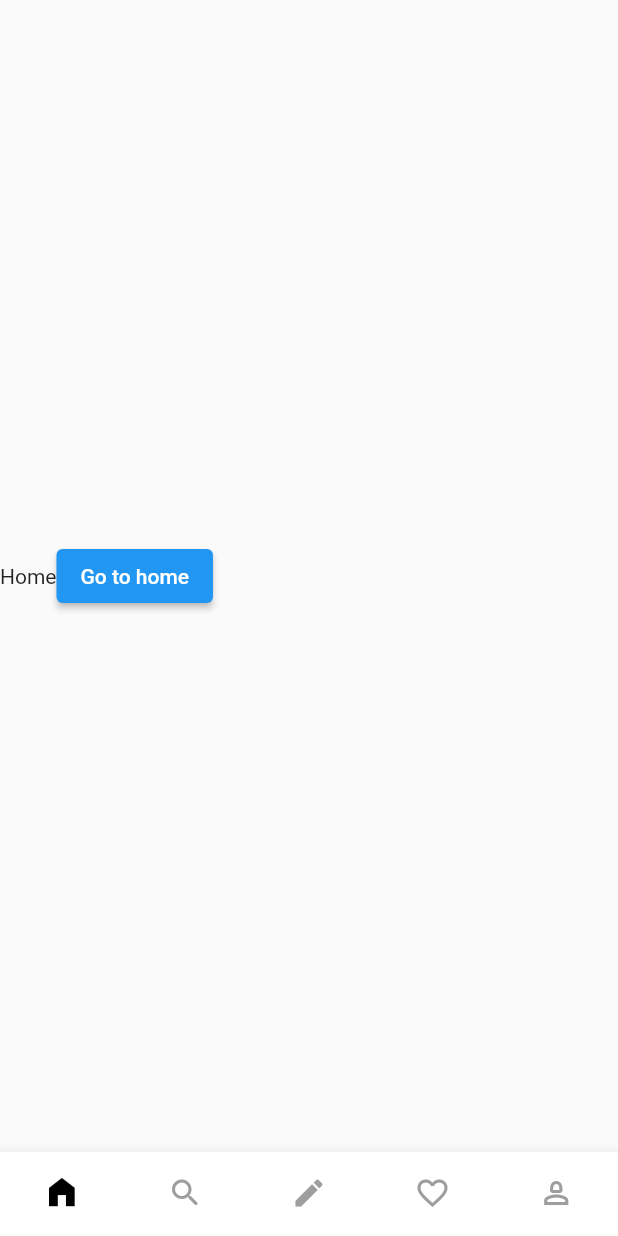
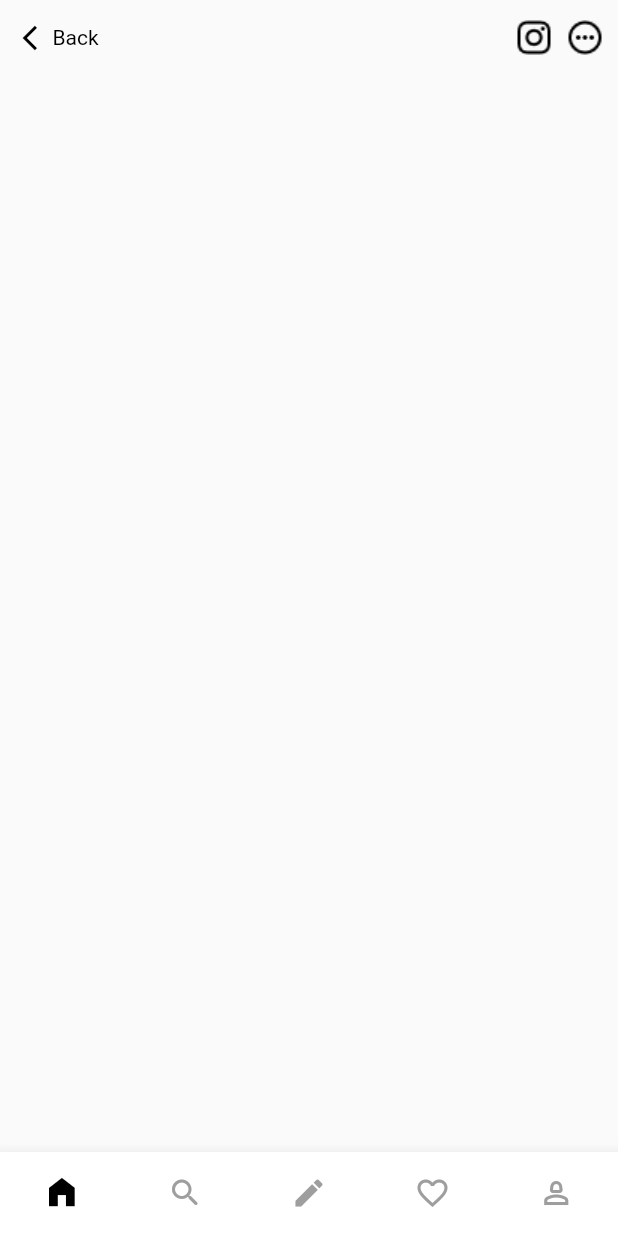
Before and after one commit to mart-anthony-stark/flutter_threads_UI_clone, a Flutter app: the screen it shows after launch, on a phone screen of 412 x 824 dp. Run offline on Flutter 3.47's test engine with Material 2 defaults, Android fonts, the phone set to English and light mode, and no system bars.

Commit message:
Add: app bar

```diff
--- a/lib/screens/home_screen.dart
+++ b/lib/screens/home_screen.dart
@@ -1,5 +1,6 @@
 import 'package:flutter/material.dart';
 import 'package:threads_clone/layouts/main_layout.dart';
+import 'package:threads_clone/widgets/threads_app_bar.dart';
 
 class HomeScreen extends StatelessWidget {
   const HomeScreen({super.key});
@@ -9,17 +10,13 @@ class HomeScreen extends StatelessWidget {
   @override
   Widget build(BuildContext context) {
     return Scaffold(
+      appBar: PreferredSize(
+        preferredSize: Size.fromHeight(95.0),
+        child: ThreadsAppBar(),
+      ),
       body: Center(
         child: Row(
-          children: [
-            const Text("Home"),
-            ElevatedButton(
-                onPressed: () {
-                  Navigator.of(context)
-                      .pushReplacementNamed(MainLayout.routeName);
-                },
-                child: const Text("Go to home"))
-          ],
+          children: [],
         ),
       ),
     );
--- /dev/null
+++ b/lib/widgets/threads_app_bar.dart
@@ -0,0 +1,49 @@
+import 'package:flutter/material.dart';
+
+class ThreadsAppBar extends StatelessWidget {
+  const ThreadsAppBar({super.key});
+
+  @override
+  Widget build(BuildContext context) {
+    return Padding(
+      padding: const EdgeInsets.all(10),
+      child: Row(
+        mainAxisAlignment: MainAxisAlignment.spaceBetween,
+        children: [
+          InkWell(
+            onTap: () {},
+            child: Ink(
+              padding: const EdgeInsets.all(5),
+              child: const Row(
+                children: [
+                  Icon(
+                    Icons.arrow_back_ios,
+                    color: Colors.black,
+                    size: 20,
+                  ),
+                  Text(
+                    'Back',
+                    style: TextStyle(color: Colors.black),
+                  )
+                ],
+              ),
+            ),
+          ),
+          Row(
+            children: [
+              InkWell(
+                child: Image.asset('assets/instagram.png'),
+              ),
+              const SizedBox(
+                width: 10,
+              ),
+              InkWell(
+                child: Image.asset('assets/more.png'),
+              ),
+            ],
+          )
+        ],
+      ),
+    );
+  }
+}
--- a/pubspec.yaml
+++ b/pubspec.yaml
@@ -9,6 +9,7 @@ environment:
 dependencies:
   flutter:
     sdk: flutter
+  get:
 
 dev_dependencies:
   flutter_test:
@@ -17,6 +18,8 @@ dev_dependencies:
 
 flutter:
   uses-material-design: true
+  assets:
+    - assets/
   fonts:
     - family: MyFlutterApp
       fonts:
```
Also changed, not shown: assets/instagram.png (added), assets/more.png (added), pubspec.lock.
